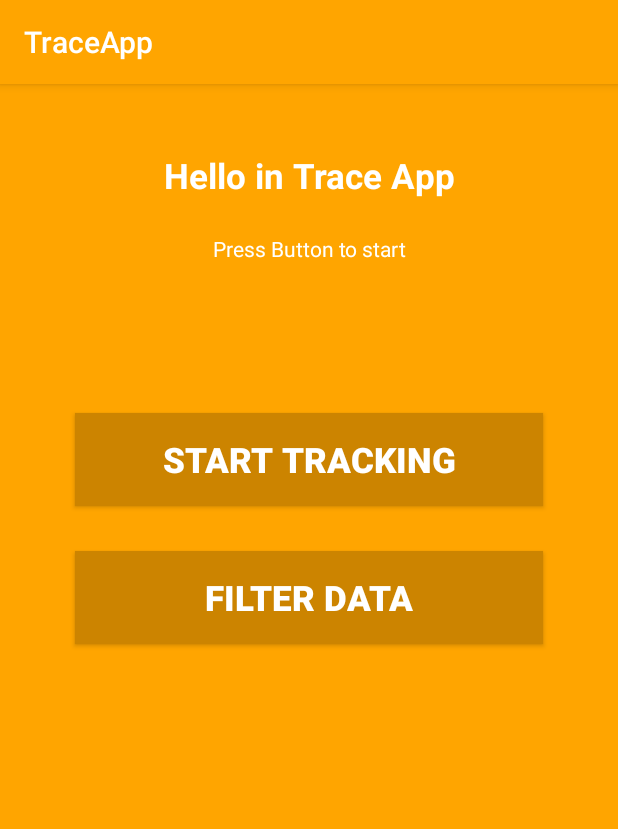
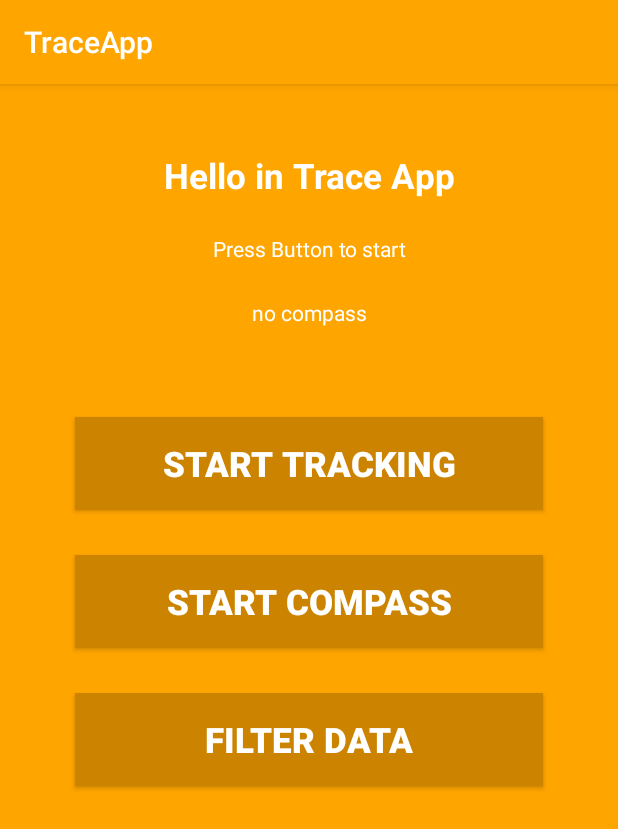
Before and after one commit to CookieMonssster/TrackingApp, an Android app: the screen it shows after launch (MainActivity), on a phone screen of 412 x 824 dp. Shown: the top 829 px of the screen. Run offline under Robolectric (Android 15) with nearby library versions, the phone set to English and light mode, and no system bars; libraries missing offline, so code that uses them is left out: rx.functions.

```diff
--- a/app/src/main/java/cookie/android/com/traceapp/location/CookieLocationProvider.java
+++ b/app/src/main/java/cookie/android/com/traceapp/location/CookieLocationProvider.java
@@ -2,6 +2,8 @@ package cookie.android.com.traceapp.location;
 
 import android.app.Activity;
 import android.content.Context;
+import android.hardware.Sensor;
+import android.hardware.SensorManager;
 import android.location.LocationManager;
 import android.util.Log;
 
@@ -9,6 +11,7 @@ import cookie.android.com.traceapp.location.events.LocationChangedEvent;
 import cookie.android.com.traceapp.location.events.LocationProviderDisabledEvent;
 import cookie.android.com.traceapp.location.events.LocationProviderEnabledEvent;
 import cookie.android.com.traceapp.location.events.LocationProviderStatusChangedEvent;
+import cookie.android.com.traceapp.location.filters.CookieSensorEventListener;
 import cookie.android.com.traceapp.location.filters.CookieSimpleFilter;
 import rx.Observable;
 import rx.functions.Func1;
@@ -34,8 +37,27 @@ public class CookieLocationProvider {
 
     private Activity activity;
 
+    private SensorManager sensorManager;
+    private Sensor accelerometer;
+    private Sensor magnetometer;
+    private CookieSensorEventListener cookieSensorEventListener;
+
+
     protected CookieLocationProvider(Activity activity) {
         this.activity = activity;
+        sensorManager = (SensorManager) activity.getSystemService(activity.SENSOR_SERVICE);
+        accelerometer = sensorManager.getDefaultSensor(Sensor.TYPE_ACCELEROMETER);
+        magnetometer = sensorManager.getDefaultSensor(Sensor.TYPE_MAGNETIC_FIELD);
+        cookieSensorEventListener = new CookieSensorEventListener();
+    }
+
+    public void startCompass() {
+        sensorManager.registerListener(cookieSensorEventListener, accelerometer, SensorManager.SENSOR_DELAY_UI);
+        sensorManager.registerListener(cookieSensorEventListener, magnetometer, SensorManager.SENSOR_DELAY_UI);
+    }
+
+    public void stopCompass() {
+        sensorManager.unregisterListener(cookieSensorEventListener);
     }
 
 
--- /dev/null
+++ b/app/src/main/java/cookie/android/com/traceapp/location/filters/CookieSensorEventListener.java
@@ -0,0 +1,49 @@
+package cookie.android.com.traceapp.location.filters;
+
+import android.hardware.Sensor;
+import android.hardware.SensorEvent;
+import android.hardware.SensorEventListener;
+import android.hardware.SensorManager;
+import android.util.Log;
+
+/**
+ * Copyright (C) CookieStudio, 2016
+ * All rights reserved.
+ */
+public class CookieSensorEventListener implements SensorEventListener {
+
+    private static final String TAG = CookieSensorEventListener.class.getSimpleName();
+
+    float azimuth;
+    float pitch;
+    float roll;
+    float[] gravity;
+    float[] geometric;
+
+    @Override
+    public void onSensorChanged(SensorEvent event) {
+        if(event.sensor.getType() == Sensor.TYPE_ACCELEROMETER) {
+            gravity = event.values;
+        }
+        if(event.sensor.getType() == Sensor.TYPE_MAGNETIC_FIELD) {
+            geometric = event.values;
+        }
+        if(gravity != null && geometric != null) {
+            float R[] = new float[9];
+            float I[] = new float[9];
+            if(SensorManager.getRotationMatrix(R, I, gravity, geometric)) {
+                float orientation[] = new float[3];
+                SensorManager.getOrientation(R, orientation);
+                azimuth = orientation[0];
+                pitch = orientation[1];
+                roll = orientation[2];
+                Log.d(TAG, "azimuth: " + azimuth + " pitch: " + pitch + "roll: " + roll);
+            }
+        }
+    }
+
+    @Override
+    public void onAccuracyChanged(Sensor sensor, int accuracy) {
+
+    }
+}
--- a/app/src/main/res/layout/activity_main.xml
+++ b/app/src/main/res/layout/activity_main.xml
@@ -27,13 +27,23 @@
         android:layout_height="wrap_content"
         />
 
+    <TextView
+        android:id="@+id/last_compass"
+        android:text="@string/no_compass"
+        android:textColor="@android:color/white"
+        android:layout_marginTop="23dp"
+        android:layout_width="match_parent"
+        android:gravity="center_horizontal"
+        android:layout_height="wrap_content"
+        />
+
     <Button
         android:id="@+id/tracking_button"
         android:layout_width="match_parent"
         android:layout_height="wrap_content"
         android:layout_marginLeft="50dp"
         android:layout_marginRight="50dp"
-        android:layout_marginTop="100dp"
+        android:layout_marginTop="60dp"
         android:paddingBottom="15dp"
         android:paddingTop="15dp"
         android:textColor="@android:color/white"
@@ -41,6 +51,21 @@
         android:background="@color/colorPrimaryDark"
         android:textSize="23dp"
         android:text="@string/start_tracking"/>
+
+    <Button
+        android:id="@+id/compass_button"
+        android:layout_width="match_parent"
+        android:layout_height="wrap_content"
+        android:layout_marginLeft="50dp"
+        android:layout_marginRight="50dp"
+        android:layout_marginTop="30dp"
+        android:paddingBottom="15dp"
+        android:paddingTop="15dp"
+        android:textColor="@android:color/white"
+        android:textStyle="bold"
+        android:background="@color/colorPrimaryDark"
+        android:textSize="23dp"
+        android:text="@string/start_compass"/>
 
     <Button
         android:id="@+id/filtering_button"
--- a/app/src/main/res/values/strings.xml
+++ b/app/src/main/res/values/strings.xml
@@ -8,4 +8,7 @@
     <string name="stop_tracking">Stop Tracking</string>
     <string name="looking_for_signal">looking for signal</string>
     <string name="filter_data">Filter Data</string>
+    <string name="start_compass">start compass</string>
+    <string name="stop_compass">stop compass</string>
+    <string name="no_compass">no compass</string>
 </resources>
```
Also changed, not shown: app/src/main/java/cookie/android/com/traceapp/MainActivity.java (+53 -0 lines), app/src/main/java/cookie/android/com/traceapp/location/events/SensorChangedEvent.java (added, +13 -0 lines), app/src/main/java/cookie/android/com/traceapp/location/events/SensorEvent.java (added, +8 -0 lines).
